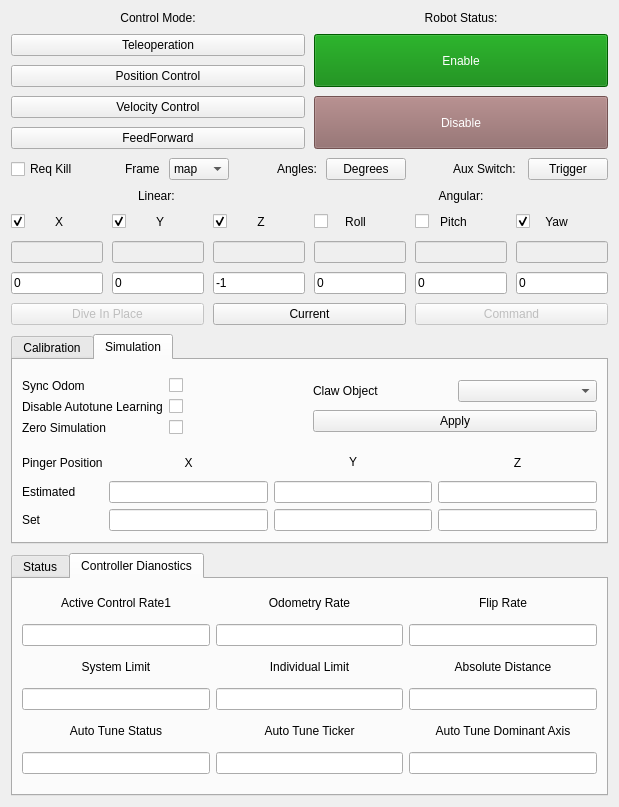
Before: the Qt Designer form riptide_rviz/riptide_rviz/src/ControlPanel.ui in osu-uwrt/mercury_gui, drawn with Qt 5.
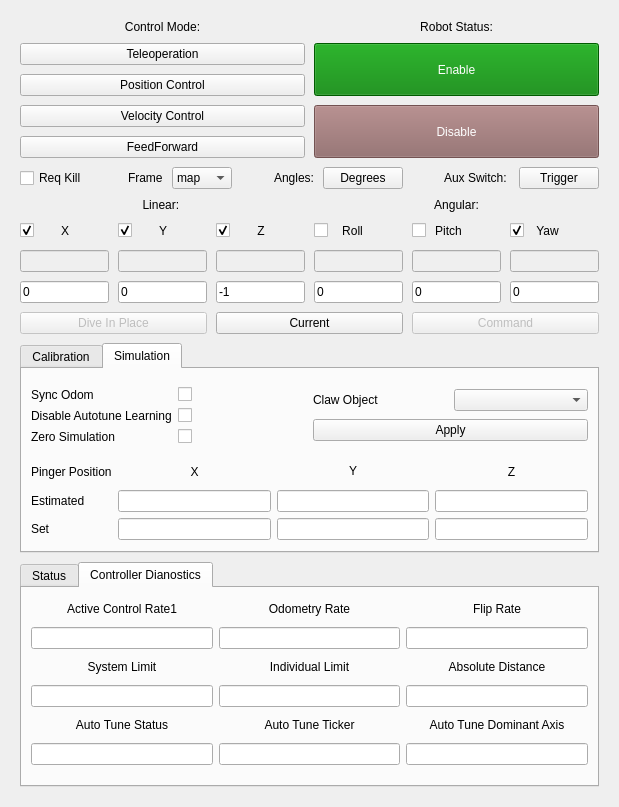
After: the same form once the commit is applied.

Commit message: THE STUPID PANEL WAS TOO TALL FFS

Patch:
```diff
--- a/riptide_rviz/riptide_rviz/src/ControlPanel.ui
+++ b/riptide_rviz/riptide_rviz/src/ControlPanel.ui
@@ -33,6 +33,16 @@
     <enum>QLayout::SetDefaultConstraint</enum>
    </property>
    <item>
+   <widget class="QScrollArea" name="scrollArea">
+     <property name="frameShape">
+      <enum>QFrame::NoFrame</enum>
+     </property>
+     <property name="widgetResizable">
+      <bool>true</bool>
+     </property>
+     <widget class="QWidget" name="scrollAreaWidgetContents">
+      <layout class="QVBoxLayout" name="scrollAreaLayout">
+       <item>
     <layout class="QVBoxLayout" name="layout">
      <property name="spacing">
       <number>9</number>
@@ -1563,6 +1573,10 @@
       </widget>
      </item>
     </layout>
+    </item>
+    </layout>
+    </widget>
+    </widget>
    </item>
   </layout>
  </widget>
```
